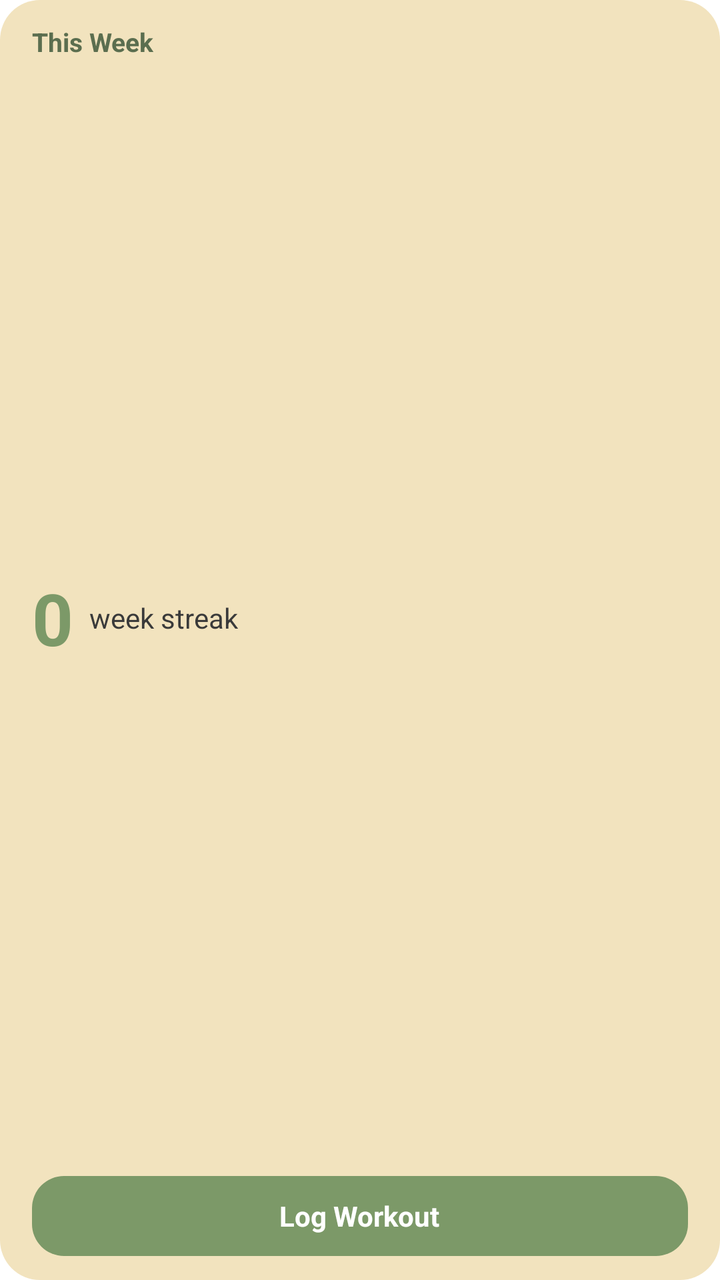
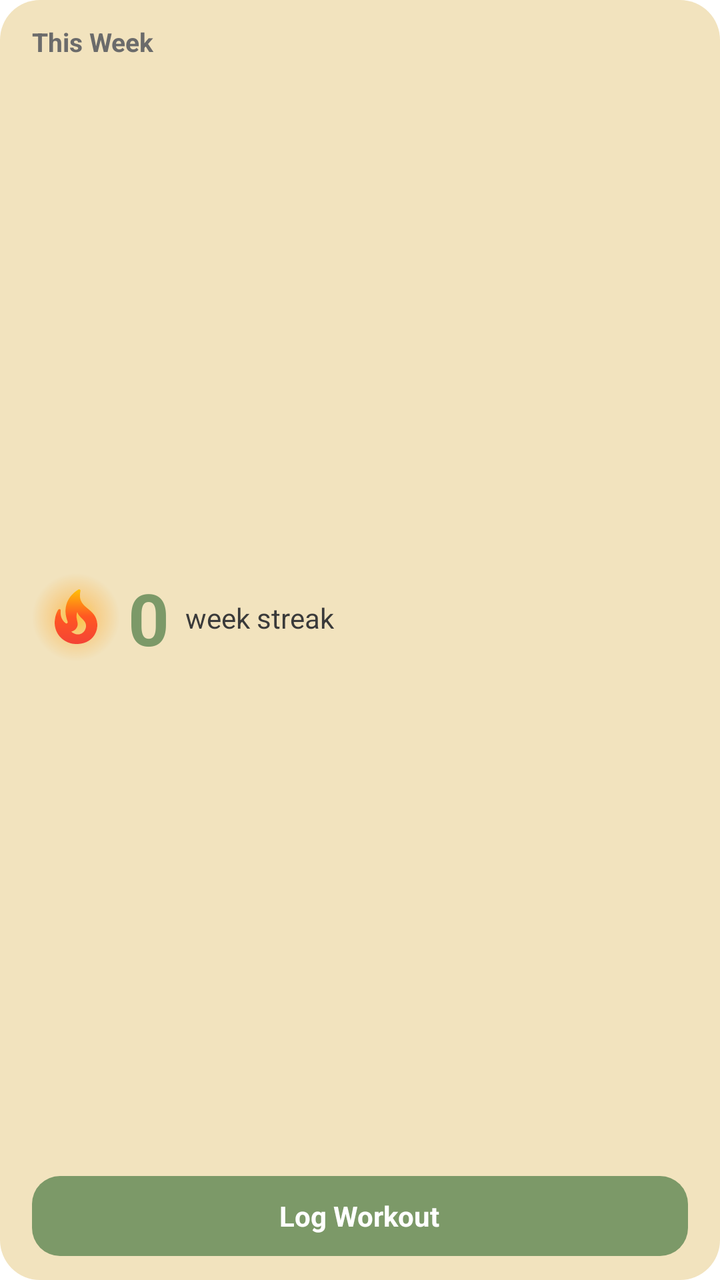

Compare the two renders of this Android layout. The source of the first and the diff that turns it into the second are given below.
<!-- AndroidManifest.xml: fallback theme Theme.MaterialComponents.DayNight.NoActionBar -->
<!-- res/layout/widget_medium.xml -->
<?xml version="1.0" encoding="utf-8"?>
<LinearLayout xmlns:android="http://schemas.android.com/apk/res/android"
    android:layout_width="match_parent"
    android:layout_height="match_parent"
    android:background="@drawable/widget_background"
    android:orientation="vertical"
    android:paddingStart="16dp"
    android:paddingEnd="16dp"
    android:paddingTop="12dp"
    android:paddingBottom="12dp">

    <TextView
        android:layout_width="wrap_content"
        android:layout_height="wrap_content"
        android:text="This Week"
        android:textColor="@color/widget_app_bar"
        android:textSize="13sp"
        android:textStyle="bold" />

    <LinearLayout
        android:layout_width="match_parent"
        android:layout_height="0dp"
        android:layout_weight="1"
        android:orientation="horizontal"
        android:gravity="center_vertical">

        <TextView
            android:id="@+id/streak_text"
            android:layout_width="wrap_content"
            android:layout_height="wrap_content"
            android:text="0"
            android:textColor="@color/widget_hero"
            android:textSize="36sp"
            android:textStyle="bold" />

        <TextView
            android:layout_width="wrap_content"
            android:layout_height="wrap_content"
            android:layout_marginStart="8dp"
            android:text="week streak"
            android:textColor="@color/widget_text_dark"
            android:textSize="14sp" />
    </LinearLayout>

    <LinearLayout
        android:id="@+id/log_button"
        android:layout_width="match_parent"
        android:layout_height="40dp"
        android:background="@drawable/widget_button_bg"
        android:gravity="center">

        <TextView
            android:layout_width="wrap_content"
            android:layout_height="wrap_content"
            android:text="Log Workout"
            android:textColor="@color/widget_text_on_hero"
            android:textSize="14sp"
            android:textStyle="bold" />
    </LinearLayout>
</LinearLayout>
<!-- resources referenced by this layout -->
<resources>
  <color name="widget_app_bar">#FF5B6E4F</color>
  <color name="widget_hero">#FF7C9968</color>
  <color name="widget_text_dark">#FF3A3A3A</color>
  <color name="widget_text_on_hero">#FFFFFFFF</color>
  <!-- drawable widget_background (drawable) -->
  <?xml version="1.0" encoding="utf-8"?>
  <shape xmlns:android="http://schemas.android.com/apk/res/android" android:shape="rectangle">
      <solid android:color="@color/widget_background" />
      <corners android:radius="20dp" />
  </shape>
  <!-- drawable widget_button_bg (drawable) -->
  <?xml version="1.0" encoding="utf-8"?>
  <shape xmlns:android="http://schemas.android.com/apk/res/android" android:shape="rectangle">
      <solid android:color="@color/widget_hero" />
      <corners android:radius="16dp" />
  </shape>
  <color name="widget_background">#FFF2E3BE</color>
</resources>

<!-- the commit's change to res/layout/widget_medium.xml (unified diff, before → after) -->
@@ -1,60 +1,102 @@
 <?xml version="1.0" encoding="utf-8"?>
-<LinearLayout xmlns:android="http://schemas.android.com/apk/res/android"
+<FrameLayout xmlns:android="http://schemas.android.com/apk/res/android"
+    android:id="@+id/widget_root"
     android:layout_width="match_parent"
-    android:layout_height="match_parent"
-    android:background="@drawable/widget_background"
-    android:orientation="vertical"
-    android:paddingStart="16dp"
-    android:paddingEnd="16dp"
-    android:paddingTop="12dp"
-    android:paddingBottom="12dp">
+    android:layout_height="match_parent">
 
-    <TextView
-        android:layout_width="wrap_content"
-        android:layout_height="wrap_content"
-        android:text="This Week"
-        android:textColor="@color/widget_app_bar"
-        android:textSize="13sp"
-        android:textStyle="bold" />
+    <ImageView
+        android:id="@+id/bg_card"
+        android:layout_width="match_parent"
+        android:layout_height="match_parent"
+        android:scaleType="fitXY"
+        android:src="@drawable/widget_background"
+        android:tint="@color/widget_background" />
 
     <LinearLayout
         android:layout_width="match_parent"
-        android:layout_height="0dp"
-        android:layout_weight="1"
-        android:orientation="horizontal"
-        android:gravity="center_vertical">
+        android:layout_height="match_parent"
+        android:orientation="vertical"
+        android:paddingStart="16dp"
+        android:paddingEnd="16dp"
+        android:paddingTop="12dp"
+        android:paddingBottom="12dp">
 
         <TextView
-            android:id="@+id/streak_text"
+            android:id="@+id/header_text"
             android:layout_width="wrap_content"
             android:layout_height="wrap_content"
-            android:text="0"
-            android:textColor="@color/widget_hero"
-            android:textSize="36sp"
+            android:text="This Week"
+            android:textColor="@color/widget_text_muted"
+            android:textSize="13sp"
             android:textStyle="bold" />
 
-        <TextView
-            android:layout_width="wrap_content"
-            android:layout_height="wrap_content"
-            android:layout_marginStart="8dp"
-            android:text="week streak"
-            android:textColor="@color/widget_text_dark"
-            android:textSize="14sp" />
+        <LinearLayout
+            android:layout_width="match_parent"
+            android:layout_height="0dp"
+            android:layout_weight="1"
+            android:orientation="horizontal"
+            android:gravity="center_vertical">
+
+            <FrameLayout
+                android:layout_width="44dp"
+                android:layout_height="44dp">
+
+                <ImageView
+                    android:id="@+id/fire_glow"
+                    android:layout_width="match_parent"
+                    android:layout_height="match_parent"
+                    android:src="@drawable/widget_fire_glow" />
+
+                <ImageView
+                    android:id="@+id/fire_icon"
+                    android:layout_width="32dp"
+                    android:layout_height="32dp"
+                    android:layout_gravity="center"
+                    android:src="@drawable/ic_widget_fire_active" />
+            </FrameLayout>
+
+            <TextView
+                android:id="@+id/streak_text"
+                android:layout_width="wrap_content"
+                android:layout_height="wrap_content"
+                android:layout_marginStart="4dp"
+                android:text="0"
+                android:textColor="@color/widget_hero"
+                android:textSize="36sp"
+                android:textStyle="bold" />
+
+            <TextView
+                android:id="@+id/streak_label"
+                android:layout_width="wrap_content"
+                android:layout_height="wrap_content"
+                android:layout_marginStart="8dp"
+                android:text="week streak"
+                android:textColor="@color/widget_text_dark"
+                android:textSize="14sp" />
+        </LinearLayout>
+
+        <FrameLayout
+            android:id="@+id/log_button"
+            android:layout_width="match_parent"
+            android:layout_height="40dp">
+
+            <ImageView
+                android:id="@+id/log_button_bg"
+                android:layout_width="match_parent"
+                android:layout_height="match_parent"
+                android:scaleType="fitXY"
+                android:src="@drawable/widget_button_bg"
+                android:tint="@color/widget_hero" />
+
+            <TextView
+                android:id="@+id/log_button_text"
+                android:layout_width="wrap_content"
+                android:layout_height="wrap_content"
+                android:layout_gravity="center"
+                android:text="Log Workout"
+                android:textColor="@color/widget_text_on_hero"
+                android:textSize="14sp"
+                android:textStyle="bold" />
+        </FrameLayout>
     </LinearLayout>
-
-    <LinearLayout
-        android:id="@+id/log_button"
-        android:layout_width="match_parent"
-        android:layout_height="40dp"
-        android:background="@drawable/widget_button_bg"
-        android:gravity="center">
-
-        <TextView
-            android:layout_width="wrap_content"
-            android:layout_height="wrap_content"
-            android:text="Log Workout"
-            android:textColor="@color/widget_text_on_hero"
-            android:textSize="14sp"
-            android:textStyle="bold" />
-    </LinearLayout>
-</LinearLayout>
+</FrameLayout>
<!-- resource entries referenced after the edit -->
@@ -1,20 +1,53 @@
 <!-- resources referenced by this layout -->
 <resources>
-  <color name="widget_app_bar">#FF5B6E4F</color>
   <color name="widget_hero">#FF7C9968</color>
   <color name="widget_text_dark">#FF3A3A3A</color>
+  <color name="widget_text_muted">#FF6B6B6B</color>
   <color name="widget_text_on_hero">#FFFFFFFF</color>
+  <!-- drawable ic_widget_fire_active (drawable) -->
+  <?xml version="1.0" encoding="utf-8"?>
+  <vector xmlns:android="http://schemas.android.com/apk/res/android"
+      xmlns:aapt="http://schemas.android.com/aapt"
+      android:width="24dp"
+      android:height="24dp"
+      android:viewportWidth="24"
+      android:viewportHeight="24">
+      <path android:pathData="M19.48,12.35c-1.57,-4.08 -7.16,-4.3 -5.81,-10.23c0.1,-0.44 -0.37,-0.78 -0.75,-0.55C9.29,3.71 6.68,8 8.87,13.62c0.18,0.46 -0.36,0.89 -0.75,0.59c-1.81,-1.37 -2,-3.34 -1.84,-4.75c0.06,-0.52 -0.62,-0.77 -0.91,-0.34C4.69,10.16 4,11.84 4,14.37c0.38,5.6 5.11,7.32 6.81,7.54c2.43,0.31 5.06,-0.14 6.95,-1.87C19.84,18.11 20.6,15.03 19.48,12.35zM10.2,17.38c1.44,-0.35 2.18,-1.39 2.38,-2.31c0.33,-1.43 -0.96,-2.83 -0.09,-5.09c0.33,1.87 3.27,3.04 3.27,5.08C15.84,17.59 13.1,19.76 10.2,17.38z">
+          <aapt:attr name="android:fillColor">
+              <gradient
+                  android:type="linear"
+                  android:startX="12"
+                  android:startY="22"
+                  android:endX="12"
+                  android:endY="1.5">
+                  <item android:offset="0" android:color="#FFF44336" />
+                  <item android:offset="0.5" android:color="#FFFF5722" />
+                  <item android:offset="1" android:color="#FFFFC107" />
+              </gradient>
+          </aapt:attr>
+      </path>
+  </vector>
   <!-- drawable widget_background (drawable) -->
   <?xml version="1.0" encoding="utf-8"?>
   <shape xmlns:android="http://schemas.android.com/apk/res/android" android:shape="rectangle">
-      <solid android:color="@color/widget_background" />
+      <solid android:color="#FFFFFFFF" />
       <corners android:radius="20dp" />
   </shape>
   <!-- drawable widget_button_bg (drawable) -->
   <?xml version="1.0" encoding="utf-8"?>
   <shape xmlns:android="http://schemas.android.com/apk/res/android" android:shape="rectangle">
-      <solid android:color="@color/widget_hero" />
-      <corners android:radius="16dp" />
+      <solid android:color="#FFFFFFFF" />
+      <corners android:radius="14dp" />
+  </shape>
+  <!-- drawable widget_fire_glow (drawable) -->
+  <?xml version="1.0" encoding="utf-8"?>
+  <shape xmlns:android="http://schemas.android.com/apk/res/android" android:shape="oval">
+      <gradient
+          android:type="radial"
+          android:gradientRadius="22dp"
+          android:centerColor="#55FFA726"
+          android:startColor="#AAFFB300"
+          android:endColor="#00FF6D00" />
   </shape>
   <color name="widget_background">#FFF2E3BE</color>
 </resources>
